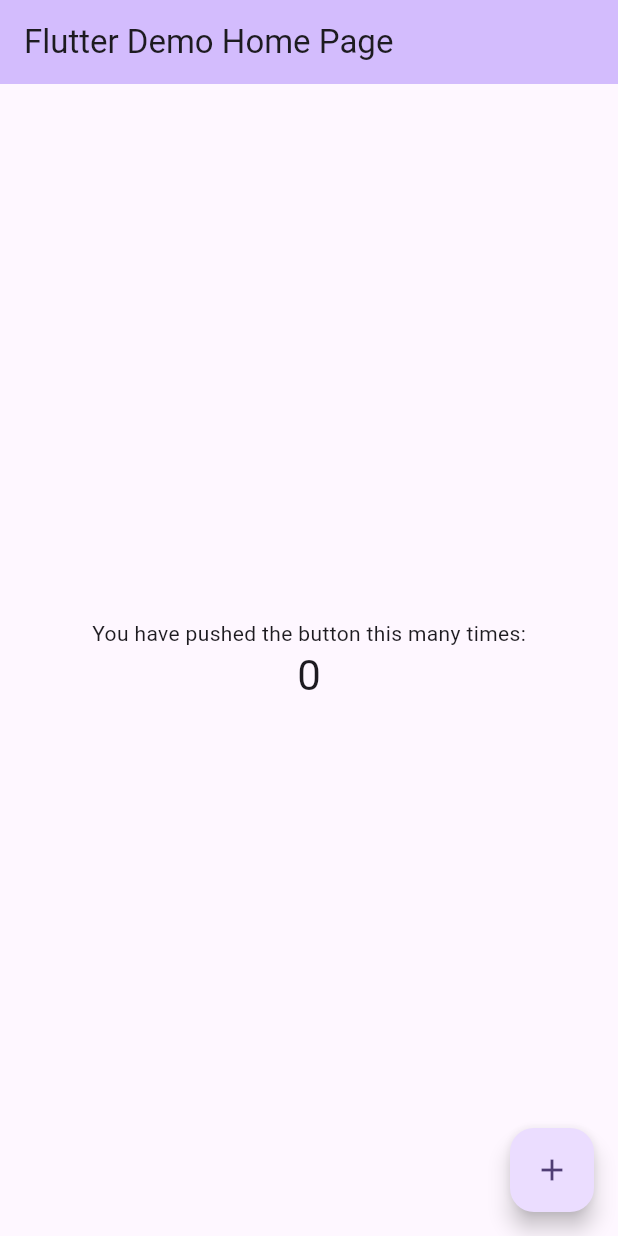
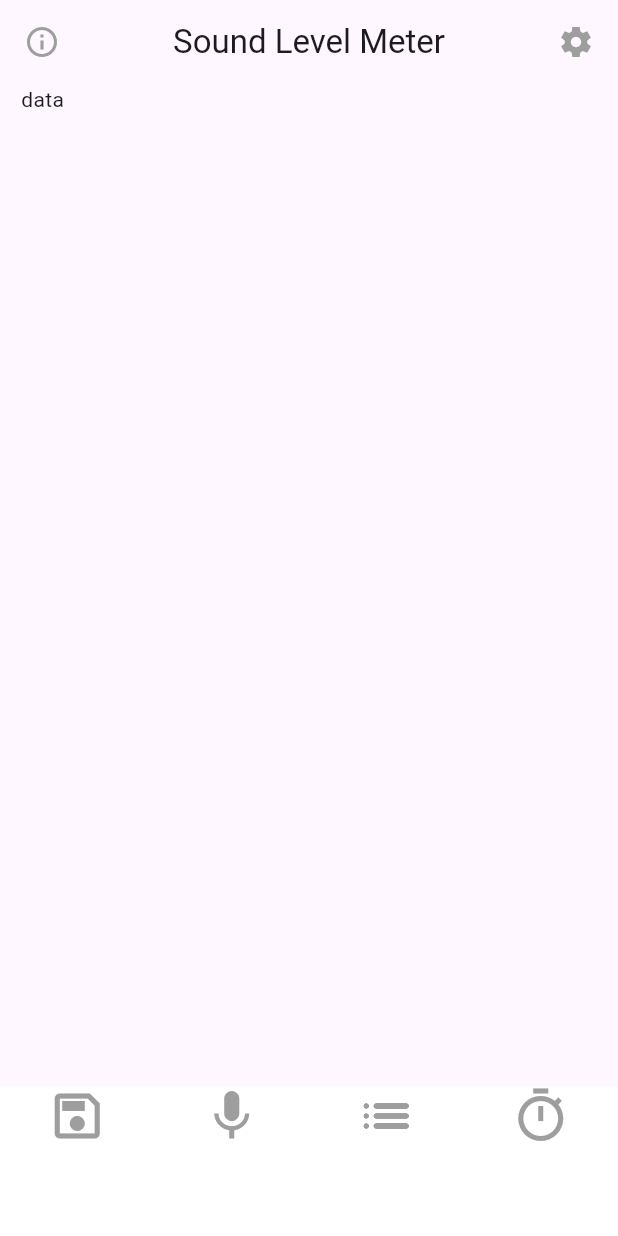
Before and after one commit to legkiy/sound_level_meter, a Flutter app: the screen it shows after launch, on a phone screen of 412 x 824 dp. Run offline on Flutter 3.47's test engine with Material 3 defaults, Android fonts, the phone set to English and light mode, and no system bars.

Commit message:
create base layout

```diff
--- a/lib/main.dart
+++ b/lib/main.dart
@@ -1,125 +1,19 @@
 import 'package:flutter/material.dart';
+import 'package:sound_level_meter/screens/screens.dart';
 
 void main() {
-  runApp(const MyApp());
+  runApp(const SoundLeveMeter());
 }
 
-class MyApp extends StatelessWidget {
-  const MyApp({super.key});
+class SoundLeveMeter extends StatelessWidget {
+  const SoundLeveMeter({super.key});
 
-  // This widget is the root of your application.
   @override
   Widget build(BuildContext context) {
-    return MaterialApp(
-      title: 'Flutter Demo',
-      theme: ThemeData(
-        // This is the theme of your application.
-        //
-        // TRY THIS: Try running your application with "flutter run". You'll see
-        // the application has a purple toolbar. Then, without quitting the app,
-        // try changing the seedColor in the colorScheme below to Colors.green
-        // and then invoke "hot reload" (save your changes or press the "hot
-        // reload" button in a Flutter-supported IDE, or press "r" if you used
-        // the command line to start the app).
-        //
-        // Notice that the counter didn't reset back to zero; the application
-        // state is not lost during the reload. To reset the state, use hot
-        // restart instead.
-        //
-        // This works for code too, not just values: Most code changes can be
-        // tested with just a hot reload.
-        colorScheme: ColorScheme.fromSeed(seedColor: Colors.deepPurple),
-        useMaterial3: true,
-      ),
-      home: const MyHomePage(title: 'Flutter Demo Home Page'),
+    return const MaterialApp(
+      debugShowCheckedModeBanner: false,
+      title: 'Sound Level Meter',
+      home: HomeScreen(),
     );
   }
 }
-
-class MyHomePage extends StatefulWidget {
-  const MyHomePage({super.key, required this.title});
-
-  // This widget is the home page of your application. It is stateful, meaning
-  // that it has a State object (defined below) that contains fields that affect
-  // how it looks.
-
-  // This class is the configuration for the state. It holds the values (in this
-  // case the title) provided by the parent (in this case the App widget) and
-  // used by the build method of the State. Fields in a Widget subclass are
-  // always marked "final".
-
-  final String title;
-
-  @override
-  State<MyHomePage> createState() => _MyHomePageState();
-}
-
-class _MyHomePageState extends State<MyHomePage> {
-  int _counter = 0;
-
-  void _incrementCounter() {
-    setState(() {
-      // This call to setState tells the Flutter framework that something has
-      // changed in this State, which causes it to rerun the build method below
-      // so that the display can reflect the updated values. If we changed
-      // _counter without calling setState(), then the build method would not be
-      // called again, and so nothing would appear to happen.
-      _counter++;
-    });
-  }
-
-  @override
-  Widget build(BuildContext context) {
-    // This method is rerun every time setState is called, for instance as done
-    // by the _incrementCounter method above.
-    //
-    // The Flutter framework has been optimized to make rerunning build methods
-    // fast, so that you can just rebuild anything that needs updating rather
-    // than having to individually change instances of widgets.
-    return Scaffold(
-      appBar: AppBar(
-        // TRY THIS: Try changing the color here to a specific color (to
-        // Colors.amber, perhaps?) and trigger a hot reload to see the AppBar
-        // change color while the other colors stay the same.
-        backgroundColor: Theme.of(context).colorScheme.inversePrimary,
-        // Here we take the value from the MyHomePage object that was created by
-        // the App.build method, and use it to set our appbar title.
-        title: Text(widget.title),
-      ),
-      body: Center(
-        // Center is a layout widget. It takes a single child and positions it
-        // in the middle of the parent.
-        child: Column(
-          // Column is also a layout widget. It takes a list of children and
-          // arranges them vertically. By default, it sizes itself to fit its
-          // children horizontally, and tries to be as tall as its parent.
-          //
-          // Column has various properties to control how it sizes itself and
-          // how it positions its children. Here we use mainAxisAlignment to
-          // center the children vertically; the main axis here is the vertical
-          // axis because Columns are vertical (the cross axis would be
-          // horizontal).
-          //
-          // TRY THIS: Invoke "debug painting" (choose the "Toggle Debug Paint"
-          // action in the IDE, or press "p" in the console), to see the
-          // wireframe for each widget.
-          mainAxisAlignment: MainAxisAlignment.center,
-          children: <Widget>[
-            const Text(
-              'You have pushed the button this many times:',
-            ),
-            Text(
-              '$_counter',
-              style: Theme.of(context).textTheme.headlineMedium,
-            ),
-          ],
-        ),
-      ),
-      floatingActionButton: FloatingActionButton(
-        onPressed: _incrementCounter,
-        tooltip: 'Increment',
-        child: const Icon(Icons.add),
-      ), // This trailing comma makes auto-formatting nicer for build methods.
-    );
-  }
-}
--- /dev/null
+++ b/lib/screens/home_screen/home_screen.dart
@@ -0,0 +1,43 @@
+import 'package:flutter/material.dart';
+import 'package:sound_level_meter/widgets/widgets.dart';
+
+class HomeScreen extends StatelessWidget {
+  const HomeScreen({super.key});
+
+  @override
+  Widget build(BuildContext context) {
+    return Scaffold(
+        appBar: AppBar(
+          title: const Text('Sound Level Meter'),
+          centerTitle: true,
+          leading: IconButton(
+            icon: const Icon(
+              Icons.info_outlined,
+              color: Colors.grey,
+            ),
+            onPressed: () {},
+          ),
+          actions: [
+            Padding(
+              padding: const EdgeInsets.only(right: 4),
+              child: IconButton(
+                onPressed: () {},
+                icon: const Icon(
+                  Icons.settings_sharp,
+                  color: Colors.grey,
+                ),
+              ),
+            )
+          ],
+        ),
+        body: const SafeArea(
+          minimum: EdgeInsets.symmetric(horizontal: 14),
+          child: Column(
+            children: [
+              Text('data'),
+            ],
+          ),
+        ),
+        bottomNavigationBar: const BottomBar());
+  }
+}
--- /dev/null
+++ b/lib/screens/screens.dart
@@ -0,0 +1 @@
+export 'home_screen/home_screen.dart';
--- /dev/null
+++ b/lib/widgets/bottom_bar/bottom_bar.dart
@@ -0,0 +1,76 @@
+import 'package:flutter/material.dart';
+
+class BottomBar extends StatelessWidget {
+  const BottomBar({super.key});
+
+  @override
+  Widget build(BuildContext context) {
+    final List<Map<String, Object>> itemsList = [
+      {
+        'icon': Icons.save_outlined,
+        'onTap': () {
+          print('save');
+        },
+        'name': 'save'
+      },
+      {
+        'icon': Icons.mic,
+        'onTap': () {
+          print('mic');
+        },
+        'name': 'mic'
+      },
+      {
+        'icon': Icons.list_rounded,
+        'onTap': () {
+          print('list');
+        },
+        'name': 'list'
+      },
+      {
+        'icon': Icons.timer_outlined,
+        'onTap': () {
+          print('timer');
+        },
+        'name': 'timer'
+      }
+    ];
+
+    return Container(
+      height: 100,
+      decoration: const BoxDecoration(
+        color: Colors.white,
+      ),
+      child: Row(
+        crossAxisAlignment: CrossAxisAlignment.start,
+        children: itemsList.map((item) {
+          return _menuItem(context,
+              name: item['name'] as String,
+              icon: item['icon'] as IconData,
+              onTap: item['onTap'] as Function());
+        }).toList(),
+      ),
+    );
+  }
+
+  Widget _menuItem(
+    BuildContext context, {
+    required Function() onTap,
+    required IconData icon,
+    required String name,
+  }) {
+    final double itemWidth = MediaQuery.of(context).size.width / 4;
+
+    return InkWell(
+      onTap: onTap,
+      child: SizedBox(
+        width: itemWidth,
+        child: Icon(
+          icon,
+          color: Colors.grey,
+          size: 40,
+        ),
+      ),
+    );
+  }
+}
--- /dev/null
+++ b/lib/widgets/head_bar/head_bar.dart
@@ -0,0 +1,12 @@
+import 'package:flutter/material.dart';
+
+ class HeadBar extends StatelessWidget {
+  const HeadBar({super.key});
+
+  @override
+  Widget build(BuildContext context) {
+    return AppBar(
+      title: const Text('Sound Level Meter'),
+    );
+  }
+}
--- /dev/null
+++ b/lib/widgets/widgets.dart
@@ -0,0 +1,2 @@
+export 'bottom_bar/bottom_bar.dart';
+export 'head_bar/head_bar.dart';
```
